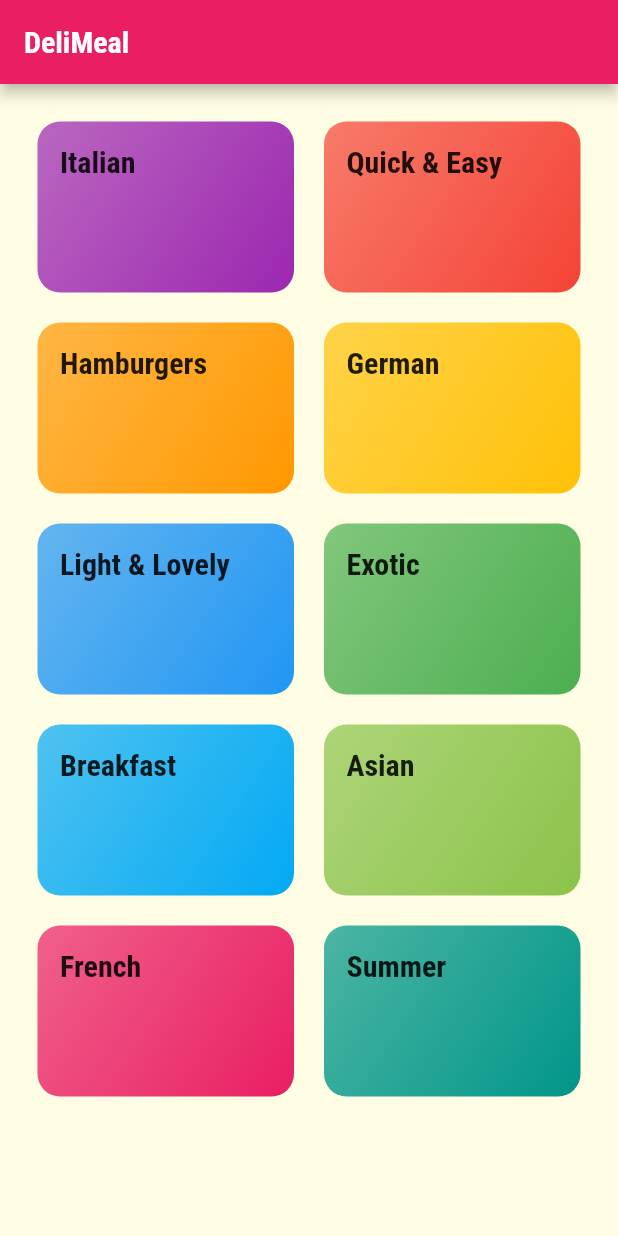
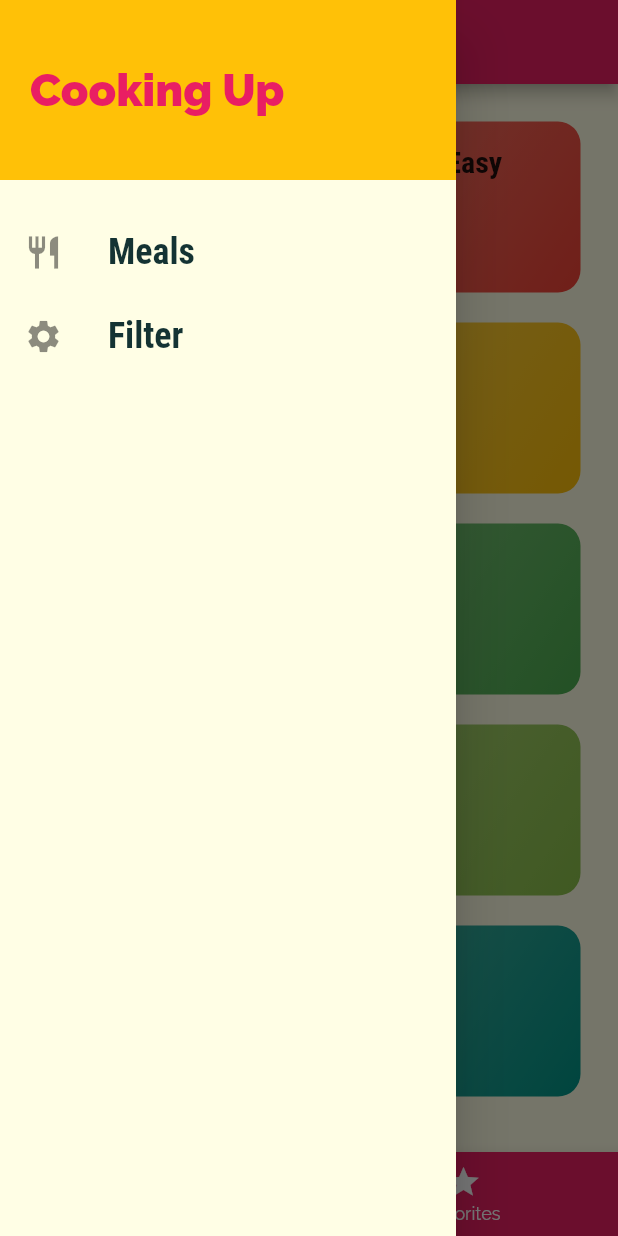
Before and after one commit to De-pitcher/meals_app, a Flutter app: the screen it shows after launch, with the side drawer open (before the commit the screen has no drawer), on a phone screen of 412 x 824 dp. Run offline on Flutter 3.47's test engine with Material 2 defaults, Android fonts, the phone set to English and light mode, and no system bars.

Commit message:
ADD: bottom bar navigator for the categories and favorites, drawer for meals and setting

```diff
--- a/lib/main.dart
+++ b/lib/main.dart
@@ -1,7 +1,7 @@
 import 'package:flutter/material.dart';
 
 import './screens/category_meals_screen.dart';
-import './screens/categories_screen.dart';
+import './screens/tabs_screen.dart';
 import './screens/meal_screen_detail.dart';
 
 void main() {
@@ -16,6 +16,7 @@ class MyApp extends StatelessWidget {
     return MaterialApp(
       title: 'DeliMeals',
       theme: ThemeData(
+        primaryColor: Colors.pink,
         canvasColor: const Color.fromRGBO(255, 254, 229, 1),
         fontFamily: 'Raleway',
         textTheme: ThemeData.light().textTheme.copyWith(
@@ -30,11 +31,13 @@ class MyApp extends StatelessWidget {
                 fontFamily: 'RobotoCondensed',
                 fontWeight: FontWeight.bold,
               ),
-            ), colorScheme: ColorScheme.fromSwatch(primarySwatch: Colors.pink).copyWith(secondary: Colors.amber),
+            ),
+        colorScheme: ColorScheme.fromSwatch(primarySwatch: Colors.pink)
+            .copyWith(secondary: Colors.amber),
       ),
       // home: const CategoriesScreen(),
       routes: {
-        '/': (_) => const CategoriesScreen(),
+        '/': (_) => const TabsScreen(),
         CategoryMealsScreen.routeName: (_) => const CategoryMealsScreen(),
         MealDetailScreen.routeName: (_) => const MealDetailScreen(),
       },
--- a/lib/screens/categories_screen.dart
+++ b/lib/screens/categories_screen.dart
@@ -8,11 +8,7 @@ class CategoriesScreen extends StatelessWidget {
 
   @override
   Widget build(BuildContext context) {
-    return Scaffold(
-      appBar: AppBar(
-        title: const Text('DeliMeal'),
-      ),
-      body: GridView(
+    return GridView(
       padding: const EdgeInsets.all(25),
       gridDelegate: const SliverGridDelegateWithMaxCrossAxisExtent(
         maxCrossAxisExtent: 200,
@@ -29,7 +25,6 @@ class CategoriesScreen extends StatelessWidget {
             ),
           )
           .toList(),
-      ),
     );
   }
 }
--- /dev/null
+++ b/lib/screens/favorites_screen.dart
@@ -0,0 +1,10 @@
+import 'package:flutter/material.dart';
+
+class FavoritesScreen extends StatelessWidget {
+  const FavoritesScreen({super.key});
+
+  @override
+  Widget build(BuildContext context) {
+    return Center(child: Text('The Favorite Screen'),);
+  }
+}
--- /dev/null
+++ b/lib/screens/tabs_screen.dart
@@ -0,0 +1,91 @@
+import 'package:flutter/material.dart';
+
+import './categories_screen.dart';
+import './favorites_screen.dart';
+import '../widgets/main_drawer.dart';
+
+class TabsScreen extends StatefulWidget {
+  const TabsScreen({super.key});
+
+  @override
+  State<TabsScreen> createState() => _TabsScreenState();
+}
+
+class _TabsScreenState extends State<TabsScreen> {
+  int _selectedPageIndex = 0;
+  final List<Map<String, Object>> _pages = const [
+    {
+      'page': CategoriesScreen(),
+      'title': 'Categories',
+    },
+    {
+      'page': FavoritesScreen(),
+      'title': 'Favorites',
+    }
+  ];
+  void _selectPage(int index) {
+    setState(() {
+      _selectedPageIndex = index;
+    });
+  }
+
+  @override
+  Widget build(BuildContext context) {
+    return Scaffold(
+      appBar: AppBar(
+        title: Text(_pages[_selectedPageIndex]['title'] as String),
+      ),
+      drawer: const MainDrawer(),
+      body: _pages[_selectedPageIndex]['page'] as Widget,
+      bottomNavigationBar: BottomNavigationBar(
+        onTap: _selectPage,
+        backgroundColor: Theme.of(context).primaryColor,
+        unselectedItemColor: Colors.white,
+        selectedItemColor: Theme.of(context).colorScheme.secondary,
+        currentIndex: _selectedPageIndex,
+        // type: BottomNavigationBarType.shifting,
+        items: [
+          BottomNavigationBarItem(
+            backgroundColor: Theme.of(context).primaryColor,
+            icon: const Icon(Icons.category),
+            label: 'Categories',
+          ),
+          BottomNavigationBarItem(
+            backgroundColor: Theme.of(context).primaryColor,
+            icon: const Icon(Icons.star),
+            label: 'Favorites',
+          ),
+        ],
+      ),
+    );
+  }
+}
+
+
+//* How to use the DefaultTabController to create tab bar
+// DefaultTabController(
+//       length: 2,
+//       child: Scaffold(
+//         appBar: AppBar(
+//           title: const Text('Meals'),
+//           bottom: const TabBar(
+//             tabs: [
+//               Tab(
+//                 icon: Icon(Icons.category),
+//                 text: 'Categories',
+//               ),
+//               Tab(
+//                 icon: Icon(Icons.star),
+//                 text: 'Favorites',
+//               )
+//             ],
+//           ),
+//         ),
+//         body: const TabBarView(
+//           children: [
+//             CategoriesScreen(),
+//             FavoritesScreen(),
+//           ],
+//         ),
+//       ),
+//     );
--- /dev/null
+++ b/lib/widgets/main_drawer.dart
@@ -0,0 +1,56 @@
+import 'package:flutter/material.dart';
+
+class MainDrawer extends StatefulWidget {
+  const MainDrawer({super.key});
+
+  @override
+  State<MainDrawer> createState() => _MainDrawerState();
+}
+
+class _MainDrawerState extends State<MainDrawer> {
+  Widget buildListTile(String text, IconData icon) {
+    return ListTile(
+      leading: Icon(
+        icon,
+        size: 26,
+      ),
+      title: Text(
+        text,
+        style: const TextStyle(
+          fontFamily: 'RobotoCondensed',
+          fontSize: 24,
+          fontWeight: FontWeight.bold,
+        ),
+      ),
+      onTap: () {},
+    );
+  }
+
+  @override
+  Widget build(BuildContext context) {
+    return Drawer(
+      child: Column(
+        children: [
+          Container(
+            height: 120,
+            width: double.infinity,
+            padding: const EdgeInsets.all(20),
+            alignment: Alignment.centerLeft,
+            color: Theme.of(context).colorScheme.secondary,
+            child: Text(
+              'Cooking Up',
+              style: TextStyle(
+                fontWeight: FontWeight.w900,
+                fontSize: 30,
+                color: Theme.of(context).primaryColor,
+              ),
+            ),
+          ),
+          const SizedBox(height: 20),
+          buildListTile('Meals', Icons.restaurant),
+          buildListTile('Filter', Icons.settings),
+        ],
+      ),
+    );
+  }
+}
```
Lines whose indentation alone changed are shown as unchanged.
